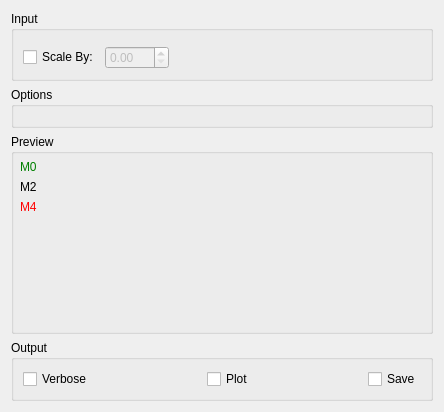
This is Code/Mantid/MantidQt/CustomInterfaces/inc/MantidQtCustomInterfaces/Indirect/IndirectMoments.ui in mantidproject/mantid as Qt 5 draws it before an edit. The edited form follows.
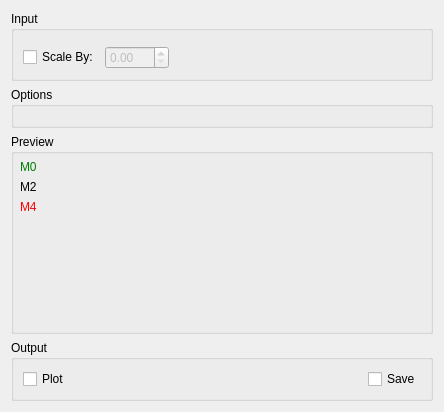
This is the edited form. Custom widgets are drawn as their Qt base class.

What changed in the file:
```diff
--- a/Code/Mantid/MantidQt/CustomInterfaces/inc/MantidQtCustomInterfaces/Indirect/IndirectMoments.ui
+++ b/Code/Mantid/MantidQt/CustomInterfaces/inc/MantidQtCustomInterfaces/Indirect/IndirectMoments.ui
@@ -175,26 +175,6 @@
       <string>Output</string>
      </property>
      <layout class="QHBoxLayout" name="horizontalLayout">
-      <item>
-       <widget class="QCheckBox" name="ckVerbose">
-        <property name="text">
-         <string>Verbose</string>
-        </property>
-       </widget>
-      </item>
-      <item>
-       <spacer name="horizontalSpacer_0">
-        <property name="orientation">
-         <enum>Qt::Horizontal</enum>
-        </property>
-        <property name="sizeHint" stdset="0">
-         <size>
-          <width>40</width>
-          <height>20</height>
-         </size>
-        </property>
-       </spacer>
-      </item>
       <item>
        <widget class="QCheckBox" name="ckPlot">
         <property name="text">
```
